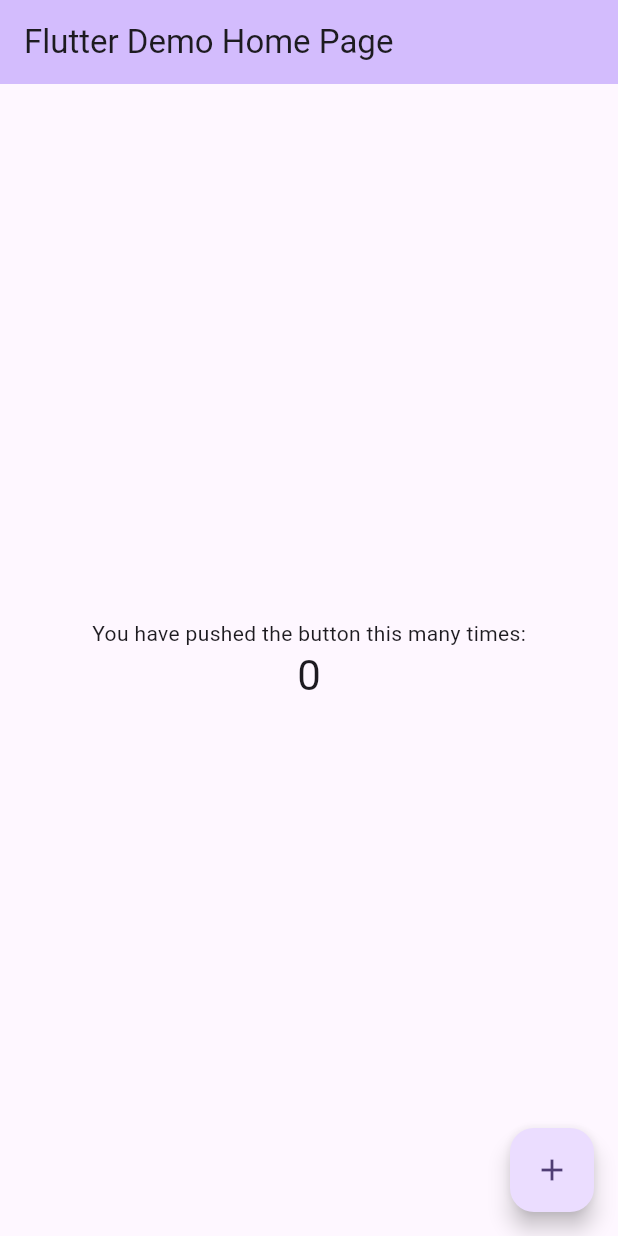
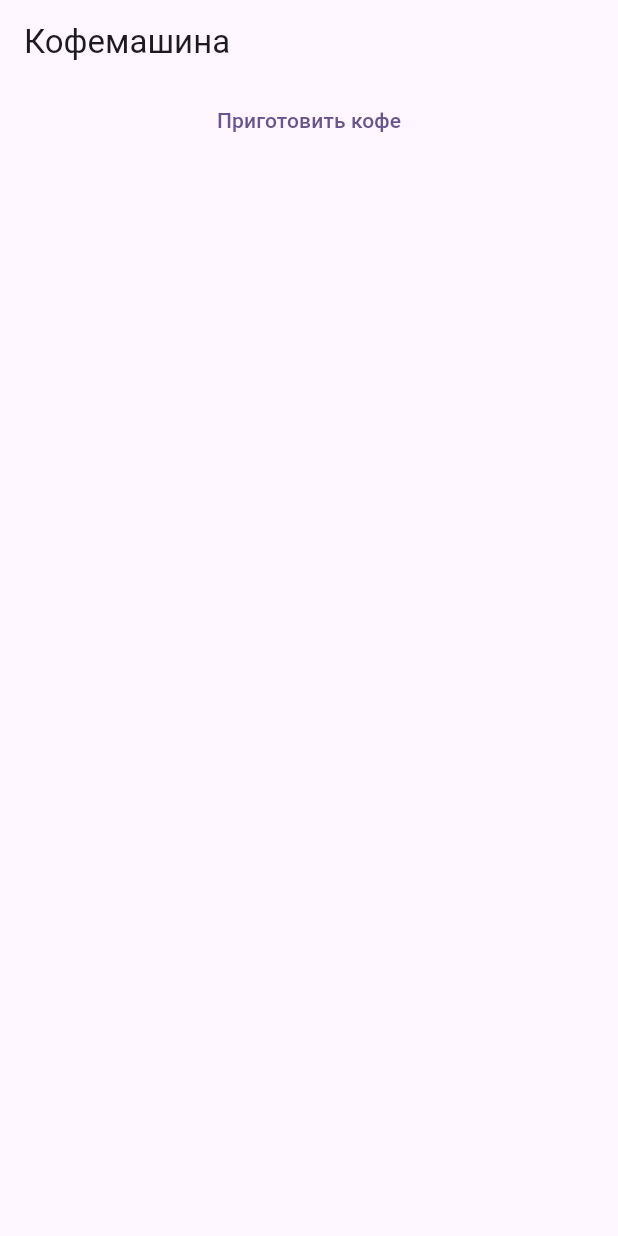
Before and after one commit to DonZskoy/mobileDevs, a Flutter app: the screen it shows after launch, on a phone screen of 412 x 824 dp. Run offline on Flutter 3.47's test engine with Material 3 defaults, Android fonts, the phone set to English and light mode, and no system bars.

Commit message:
какой-то коммит

```diff
--- /dev/null
+++ b/l10proj/lib/Machine/Machine.dart
@@ -0,0 +1,35 @@
+import 'package:flutter/material.dart';
+import 'package:l10proj/classes/Coffe.dart';
+
+class MachinePage extends StatefulWidget {
+  const MachinePage({super.key});
+
+  @override
+  State<MachinePage> createState() => _MachinePageState();
+}
+
+String text = '';
+var coffe = Espresso(coffeBeans: 250, milk: 200, water: 460, cash: 75);
+
+class _MachinePageState extends State<MachinePage> {
+  @override
+  Widget build(BuildContext context) {
+    return Scaffold(
+        appBar: AppBar(
+          title: const Text('Кофемашина'),
+        ),
+        body: Center(
+            child: Column(
+              children: [
+                TextButton(
+                    onPressed: () {
+                      text = coffe.makingCoffee();
+                      setState(() {});
+                    },
+                    child: const Text('Приготовить кофе')),
+                const Padding(padding: EdgeInsets.only(top: 30)),
+                Text(text),
+          ],
+        )));
+  }
+}
--- a/l10proj/lib/main.dart
+++ b/l10proj/lib/main.dart
@@ -1,4 +1,5 @@
 import 'package:flutter/material.dart';
+import 'Machine/Machine.dart';
 
 void main() {
   runApp(const MyApp());
@@ -11,115 +12,13 @@ class MyApp extends StatelessWidget {
   @override
   Widget build(BuildContext context) {
     return MaterialApp(
+      debugShowCheckedModeBanner: false,
       title: 'Flutter Demo',
       theme: ThemeData(
-        // This is the theme of your application.
-        //
-        // TRY THIS: Try running your application with "flutter run". You'll see
-        // the application has a purple toolbar. Then, without quitting the app,
-        // try changing the seedColor in the colorScheme below to Colors.green
-        // and then invoke "hot reload" (save your changes or press the "hot
-        // reload" button in a Flutter-supported IDE, or press "r" if you used
-        // the command line to start the app).
-        //
-        // Notice that the counter didn't reset back to zero; the application
-        // state is not lost during the reload. To reset the state, use hot
-        // restart instead.
-        //
-        // This works for code too, not just values: Most code changes can be
-        // tested with just a hot reload.
         colorScheme: ColorScheme.fromSeed(seedColor: Colors.deepPurple),
         useMaterial3: true,
       ),
-      home: const MyHomePage(title: 'Flutter Demo Home Page'),
+      home: const MachinePage(),
     );
   }
 }
-
-class MyHomePage extends StatefulWidget {
-  const MyHomePage({super.key, required this.title});
-
-  // This widget is the home page of your application. It is stateful, meaning
-  // that it has a State object (defined below) that contains fields that affect
-  // how it looks.
-
-  // This class is the configuration for the state. It holds the values (in this
-  // case the title) provided by the parent (in this case the App widget) and
-  // used by the build method of the State. Fields in a Widget subclass are
-  // always marked "final".
-
-  final String title;
-
-  @override
-  State<MyHomePage> createState() => _MyHomePageState();
-}
-
-class _MyHomePageState extends State<MyHomePage> {
-  int _counter = 0;
-
-  void _incrementCounter() {
-    setState(() {
-      // This call to setState tells the Flutter framework that something has
-      // changed in this State, which causes it to rerun the build method below
-      // so that the display can reflect the updated values. If we changed
-      // _counter without calling setState(), then the build method would not be
-      // called again, and so nothing would appear to happen.
-      _counter++;
-    });
-  }
-
-  @override
-  Widget build(BuildContext context) {
-    // This method is rerun every time setState is called, for instance as done
-    // by the _incrementCounter method above.
-    //
-    // The Flutter framework has been optimized to make rerunning build methods
-    // fast, so that you can just rebuild anything that needs updating rather
-    // than having to individually change instances of widgets.
-    return Scaffold(
-      appBar: AppBar(
-        // TRY THIS: Try changing the color here to a specific color (to
-        // Colors.amber, perhaps?) and trigger a hot reload to see the AppBar
-        // change color while the other colors stay the same.
-        backgroundColor: Theme.of(context).colorScheme.inversePrimary,
-        // Here we take the value from the MyHomePage object that was created by
-        // the App.build method, and use it to set our appbar title.
-        title: Text(widget.title),
-      ),
-      body: Center(
-        // Center is a layout widget. It takes a single child and positions it
-        // in the middle of the parent.
-        child: Column(
-          // Column is also a layout widget. It takes a list of children and
-          // arranges them vertically. By default, it sizes itself to fit its
-          // children horizontally, and tries to be as tall as its parent.
-          //
-          // Column has various properties to control how it sizes itself and
-          // how it positions its children. Here we use mainAxisAlignment to
-          // center the children vertically; the main axis here is the vertical
-          // axis because Columns are vertical (the cross axis would be
-          // horizontal).
-          //
-          // TRY THIS: Invoke "debug painting" (choose the "Toggle Debug Paint"
-          // action in the IDE, or press "p" in the console), to see the
-          // wireframe for each widget.
-          mainAxisAlignment: MainAxisAlignment.center,
-          children: <Widget>[
-            const Text(
-              'You have pushed the button this many times:',
-            ),
-            Text(
-              '$_counter',
-              style: Theme.of(context).textTheme.headlineMedium,
-            ),
-          ],
-        ),
-      ),
-      floatingActionButton: FloatingActionButton(
-        onPressed: _incrementCounter,
-        tooltip: 'Increment',
-        child: const Icon(Icons.add),
-      ), // This trailing comma makes auto-formatting nicer for build methods.
-    );
-  }
-}
```
Also changed, not shown: l10proj/lib/classes/Coffe.dart (added, +26 -0 lines), l10proj/lib/classes/class_machine.dart (added, +47 -0 lines).
